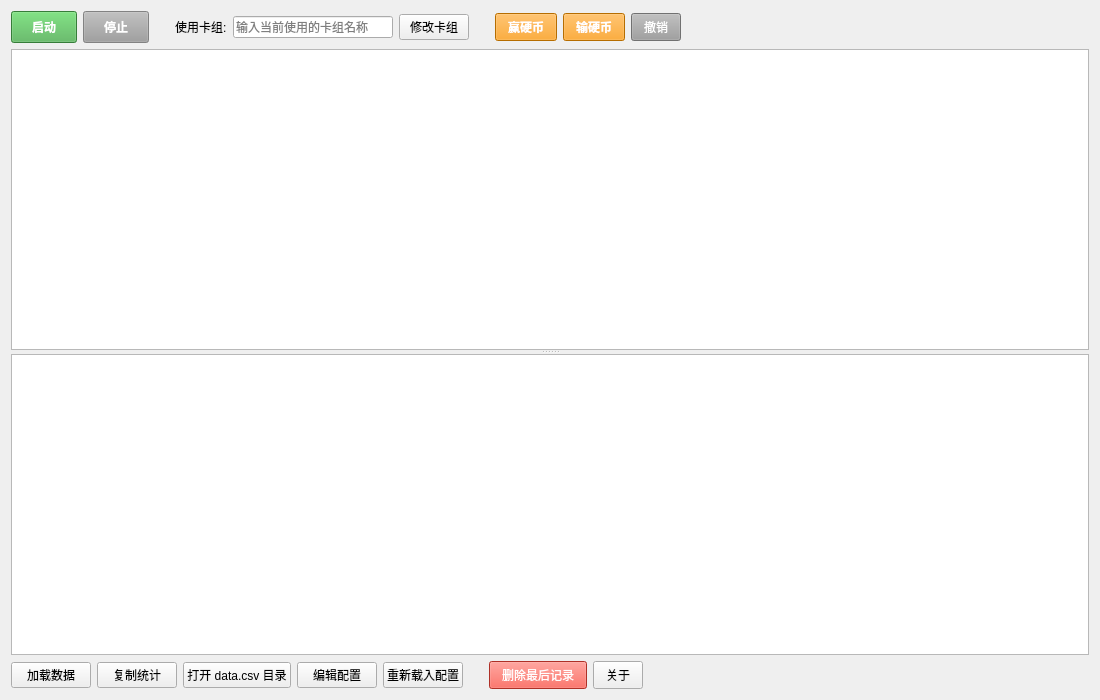
The window that ui/main_window.ui (learbox/mdstats_py) describes before a commit, drawn with Qt 5.
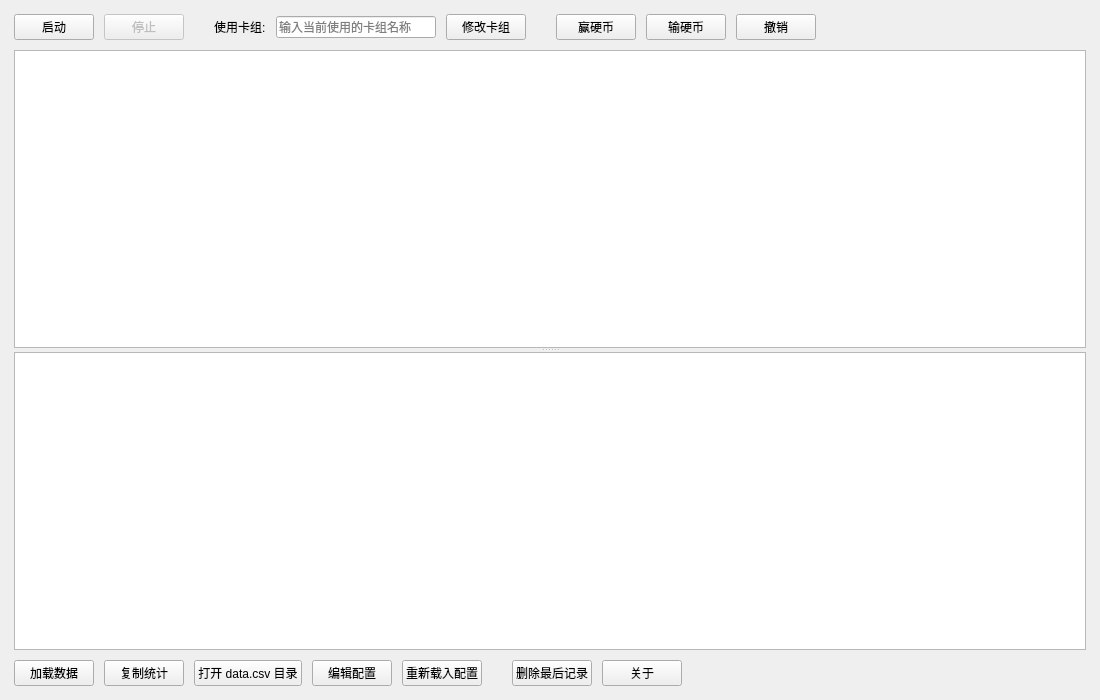
The same window after the commit.

```diff
--- a/ui/main_window.ui
+++ b/ui/main_window.ui
@@ -14,17 +14,31 @@
    <string>MD Stats</string>
   </property>
   <layout class="QVBoxLayout" name="rootLayout">
+   <property name="spacing">
+    <number>10</number>
+   </property>
+   <property name="leftMargin">
+    <number>14</number>
+   </property>
+   <property name="topMargin">
+    <number>14</number>
+   </property>
+   <property name="rightMargin">
+    <number>14</number>
+   </property>
+   <property name="bottomMargin">
+    <number>14</number>
+   </property>
    <item>
     <layout class="QHBoxLayout" name="ctrlLayout">
+     <property name="spacing">
+      <number>10</number>
+     </property>
      <item>
       <widget class="QPushButton" name="btn_start">
        <property name="text">
         <string>启动</string>
        </property>
-       <property name="styleSheet">
-        <string>QPushButton { background-color: #4CAF50; color: white; font-weight: bold; padding: 6px 20px; }
-QPushButton:disabled { background-color: #9E9E9E; }</string>
-       </property>
       </widget>
      </item>
      <item>
@@ -35,10 +49,6 @@
        <property name="text">
         <string>停止</string>
        </property>
-       <property name="styleSheet">
-        <string>QPushButton { background-color: #F44336; color: white; font-weight: bold; padding: 6px 20px; }
-QPushButton:disabled { background-color: #9E9E9E; }</string>
-       </property>
       </widget>
      </item>
      <item>
@@ -82,12 +92,6 @@
        <property name="text">
         <string>修改卡组</string>
        </property>
-       <property name="maximumSize">
-        <size>
-         <width>70</width>
-         <height>16777215</height>
-        </size>
-       </property>
       </widget>
      </item>
      <item>
@@ -111,9 +115,6 @@
        <property name="text">
         <string>赢硬币</string>
        </property>
-       <property name="styleSheet">
-        <string>QPushButton { background-color: #FF9800; color: white; font-weight: bold; padding: 4px 12px; }</string>
-       </property>
       </widget>
      </item>
      <item>
@@ -121,9 +122,6 @@
        <property name="text">
         <string>输硬币</string>
        </property>
-       <property name="styleSheet">
-        <string>QPushButton { background-color: #FF9800; color: white; font-weight: bold; padding: 4px 12px; }</string>
-       </property>
       </widget>
      </item>
      <item>
@@ -134,9 +132,6 @@
        <property name="visible">
         <bool>false</bool>
        </property>
-       <property name="styleSheet">
-        <string>QPushButton { background-color: #9E9E9E; color: white; padding: 4px 12px; }</string>
-       </property>
       </widget>
      </item>
      <item>
@@ -160,6 +155,9 @@
       <enum>Qt::Vertical</enum>
      </property>
      <widget class="QTableWidget" name="stats_table">
+      <property name="alternatingRowColors">
+       <bool>true</bool>
+      </property>
       <property name="editTriggers">
        <set>QAbstractItemView::NoEditTriggers</set>
       </property>
@@ -168,6 +166,9 @@
       </property>
      </widget>
      <widget class="QTableWidget" name="record_table">
+      <property name="alternatingRowColors">
+       <bool>true</bool>
+      </property>
       <property name="selectionBehavior">
        <enum>QAbstractItemView::SelectRows</enum>
       </property>
@@ -176,6 +177,9 @@
    </item>
    <item>
     <layout class="QHBoxLayout" name="bottomLayout">
+     <property name="spacing">
+      <number>10</number>
+     </property>
      <item>
       <widget class="QPushButton" name="btn_reload">
        <property name="text">
@@ -232,10 +236,6 @@
        <property name="text">
         <string>删除最后记录</string>
        </property>
-       <property name="styleSheet">
-        <string>QPushButton { background-color: #F44336; color: white; padding: 4px 12px; }
-QPushButton:disabled { background-color: #9E9E9E; }</string>
-       </property>
       </widget>
      </item>
      <item>
@@ -243,9 +243,6 @@
        <property name="text">
         <string>关于</string>
        </property>
-       <property name="styleSheet">
-        <string>QPushButton { padding: 4px 12px; }</string>
-       </property>
       </widget>
      </item>
      <item>
```
